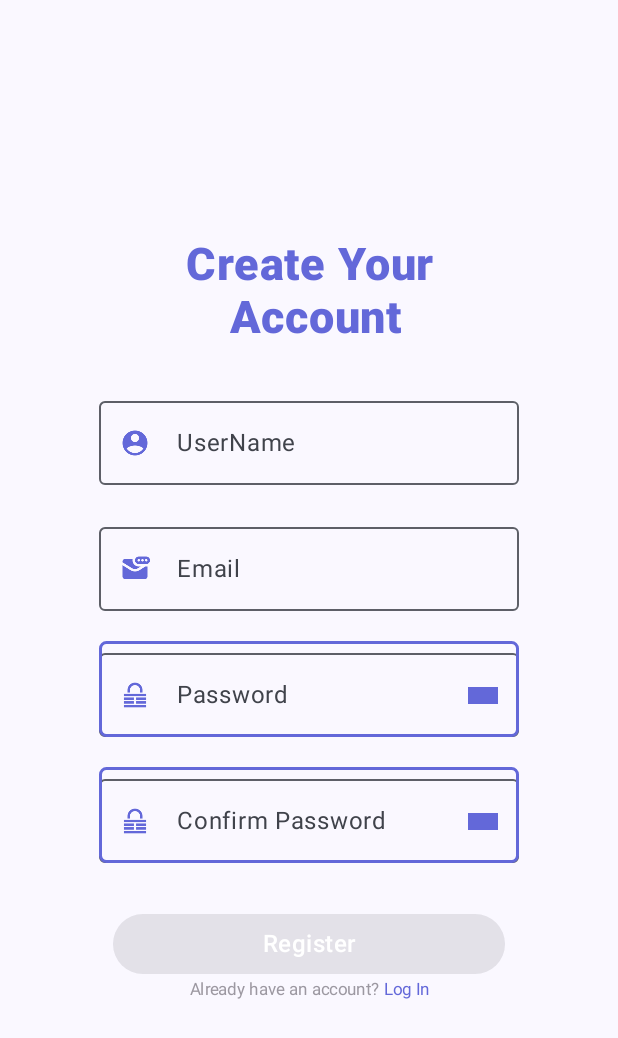
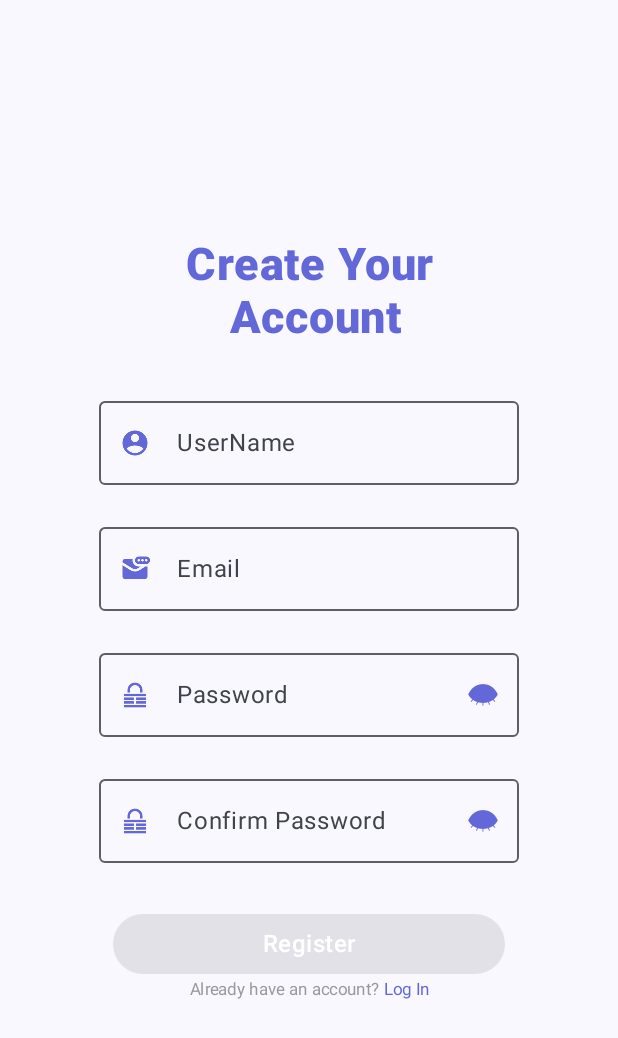
Before and after one commit to Soonha124/TaskManager-Taskify-, an Android app built with Jetpack Compose: the signUp screen opened through its navigation route, on a phone screen of 412 x 824 dp. Shown: the top 1038 px of the screen. Run offline under Robolectric (Android 15) with nearby library versions, the phone set to English and light mode, and no system bars.

Commit message:
adjusted password field's trailing icons for hide and show

```diff
--- a/app/src/main/java/com/example/taskify/signUp.kt
+++ b/app/src/main/java/com/example/taskify/signUp.kt
@@ -28,6 +28,7 @@ import com.example.taskify.database.UserRepository
 import com.example.taskify.ui.theme.components.ButtonComponent
 import com.example.taskify.ui.theme.components.ClickableLoginTextComponent
 import com.example.taskify.ui.theme.components.MyTextFieldComponent
+import com.example.taskify.ui.theme.components.confirmPasswordMyTextFieldComponent
 import com.example.taskify.ui.theme.components.passwordMyTextFieldComponent
 
 @SuppressLint("SuspiciousIndentation")
@@ -98,7 +99,7 @@ fun signUp(
 
                },
            )
-           passwordMyTextFieldComponent(
+           confirmPasswordMyTextFieldComponent(
                labelValue = "Confirm Password",
                painterResource = painterResource(id = R.drawable.password),
                onTextSelected = {
@@ -113,7 +114,7 @@ fun signUp(
             value = "Register",
             onButtonClicked = {
                               if (password == confirmPassword){
-                                  val registered = userRepository.registerUser(username, email, password )
+                                  val registered = userRepository.registerUser(username, email, password)
                                   if (registered)
                                   {
                                       registrationSuccess = true
--- a/app/src/main/java/com/example/taskify/ui/theme/components/AppComponent.kt
+++ b/app/src/main/java/com/example/taskify/ui/theme/components/AppComponent.kt
@@ -36,7 +36,10 @@ import androidx.compose.runtime.saveable.rememberSaveable
 import androidx.compose.runtime.setValue
 import androidx.compose.ui.Alignment
 import androidx.compose.ui.Modifier
+import androidx.compose.ui.draw.shadow
+import androidx.compose.ui.focus.FocusDirection
 import androidx.compose.ui.graphics.Color
+import androidx.compose.ui.graphics.RectangleShape
 import androidx.compose.ui.graphics.painter.Painter
 import androidx.compose.ui.graphics.vector.ImageVector
 import androidx.compose.ui.platform.LocalFocusManager
@@ -107,13 +110,6 @@ fun passwordMyTextFieldComponent(
             .background(
                 color = Color.Transparent,
                 shape = RoundedCornerShape(10.dp)
-            )
-            .border(
-                BorderStroke(
-                    2.dp,
-                    color = Color(0xFF6368D9)
-                ),
-                shape = RoundedCornerShape(5.dp)
             ),
         value = password.value,
         label = {
@@ -121,6 +117,72 @@ fun passwordMyTextFieldComponent(
         },
         onValueChange = {
         password.value = it
+            onTextSelected(it)
+        },
+        keyboardOptions = KeyboardOptions(
+            keyboardType = KeyboardType.Password,
+            imeAction = ImeAction.Next
+        ),
+        keyboardActions = KeyboardActions {
+            localFocusManager.moveFocus(FocusDirection.Down)
+        },
+        singleLine = true,
+        maxLines = 1,
+        leadingIcon = {
+            Icon(modifier = Modifier.size(20.dp),
+                painter = painterResource,
+                contentDescription = "",
+                tint = Color(0xFF6368D9)
+            )
+        },
+        trailingIcon = {
+            val iconImage = if (passwordVisible.value) {
+                R.drawable.open_eyes
+            } else {
+                R.drawable.close_eye
+            }
+            var description = if (passwordVisible.value) {
+                "Hide password"
+            } else {
+                "Show Password"
+            }
+            IconButton(onClick = { passwordVisible.value = !passwordVisible.value }) {
+                Icon(modifier = Modifier.size(20.dp),
+                    painter = painterResource(id = iconImage),
+                    contentDescription = description,
+                    tint = Color(0xFF6368D9)
+                )
+            }
+        },
+        visualTransformation =
+        if (passwordVisible.value) VisualTransformation.None else PasswordVisualTransformation(),
+    )
+}
+@Composable
+fun confirmPasswordMyTextFieldComponent(
+    labelValue:String, painterResource: Painter,
+    onTextSelected: (String) -> Unit,
+){
+    val localFocusManager = LocalFocusManager.current
+
+    var confirmPassword = rememberSaveable {
+        mutableStateOf("")
+    }
+    var confirmPasswordVisible = remember {
+        mutableStateOf(false)
+    }
+    OutlinedTextField(
+        modifier = Modifier
+            .background(
+                color = Color.Transparent,
+                shape = RoundedCornerShape(10.dp)
+            ),
+        value = confirmPassword.value,
+        label = {
+            Text(text = labelValue)
+        },
+        onValueChange = {
+            confirmPassword.value = it
             onTextSelected(it)
         },
         keyboardOptions = KeyboardOptions(
@@ -140,81 +202,6 @@ fun passwordMyTextFieldComponent(
             )
         },
         trailingIcon = {
-            val iconImage = if (passwordVisible.value) {
-                R.drawable.see
-            } else {
-                R.drawable.hide
-            }
-            var description = if (passwordVisible.value) {
-                "Hide password"
-            } else {
-                "Show Password"
-            }
-            IconButton(onClick = { passwordVisible.value = !passwordVisible.value }) {
-                Icon(modifier = Modifier.size(20.dp),
-                    painter = painterResource(id = iconImage),
-                    contentDescription = description,
-                    tint = Color(0xFF6368D9)
-                )
-            }
-        },
-        visualTransformation =
-        if (passwordVisible.value) VisualTransformation.None else PasswordVisualTransformation(),
-    )
-}
-@Composable
-fun passwordConfirmMyTextFieldComponent(
-    labelValue:String, painterResource: Painter,
-    onTextSelected: (String) -> Unit,
-){
-    val localFocusManager = LocalFocusManager.current
-
-    var confirmPassword = rememberSaveable {
-        mutableStateOf("")
-    }
-    var confirmPasswordVisible = remember {
-        mutableStateOf(false)
-    }
-    OutlinedTextField(
-//        isError = loginViewModel.registrationUIState.value.confirmPasswordError,
-
-        modifier = Modifier
-            .background(
-                color = Color.Transparent,
-                shape = RoundedCornerShape(10.dp)
-            )
-            .border(
-                BorderStroke(
-                    2.dp,
-                    color = Color(0xFF6368D9)
-                ),
-                shape = RoundedCornerShape(5.dp)
-            ),
-        value = confirmPassword.value,
-        label = {
-            Text(text = labelValue)
-        },
-        onValueChange = {
-            confirmPassword.value = it
-            onTextSelected(it)
-        },
-        keyboardOptions = KeyboardOptions(
-            keyboardType = KeyboardType.Password,
-            imeAction = ImeAction.Done
-        ),
-        keyboardActions = KeyboardActions {
-            localFocusManager.clearFocus()
-        },
-        singleLine = true,
-        maxLines = 1,
-        leadingIcon = {
-            Icon(
-                painter = painterResource,
-                contentDescription = "",
-                tint = Color(0xFF6368D9)
-            )
-        },
-        trailingIcon = {
             val iconImage = if (confirmPasswordVisible.value) {
                 R.drawable.open_eyes
             } else {
@@ -225,9 +212,8 @@ fun passwordConfirmMyTextFieldComponent(
             } else {
                 "Show Password"
             }
-            IconButton(onClick = {
-                confirmPassword.value == confirmPassword.value }) {
-                Icon(
+            IconButton(onClick = { confirmPasswordVisible.value = !confirmPasswordVisible.value }) {
+                Icon(modifier = Modifier.size(20.dp),
                     painter = painterResource(id = iconImage),
                     contentDescription = description,
                     tint = Color(0xFF6368D9)
```
